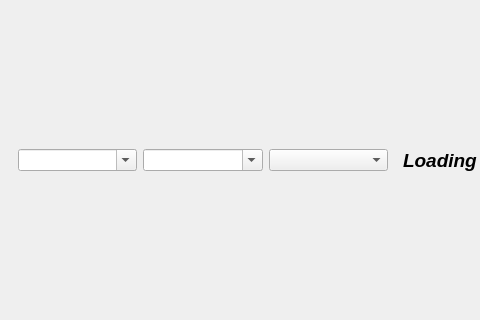
Qt form rtspwindow.ui (surfzoid/QtVsPlayer) before a commit; both pictures show x 0 to 480 and y 138 to 458 of the 800 by 600 pixel window.
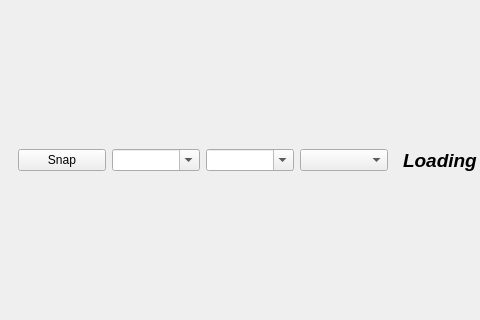
The same form after that commit. Icons and pictures are not drawn.

Commit message: RTSP Snapshot

```diff
--- a/rtspwindow.ui
+++ b/rtspwindow.ui
@@ -25,6 +25,13 @@
     <item>
      <widget class="QWidget" name="ComboBxs" native="true">
       <layout class="QHBoxLayout" name="horizontalLayout_2">
+       <item>
+        <widget class="QPushButton" name="SnapshotBtn">
+         <property name="text">
+          <string>Snap</string>
+         </property>
+        </widget>
+       </item>
        <item>
         <widget class="QComboBox" name="comboBxPatrol">
          <property name="editable">
```
Left out of the diff: 10 changed lines with no effect on the pictures. The commit also changes 3 other files.
